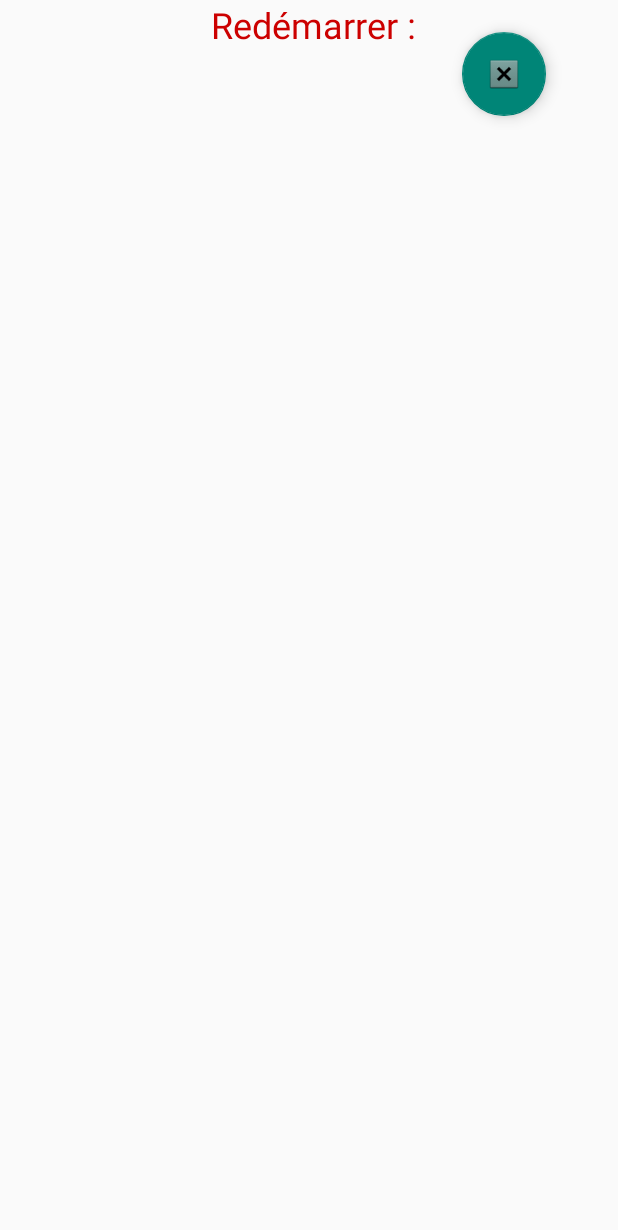
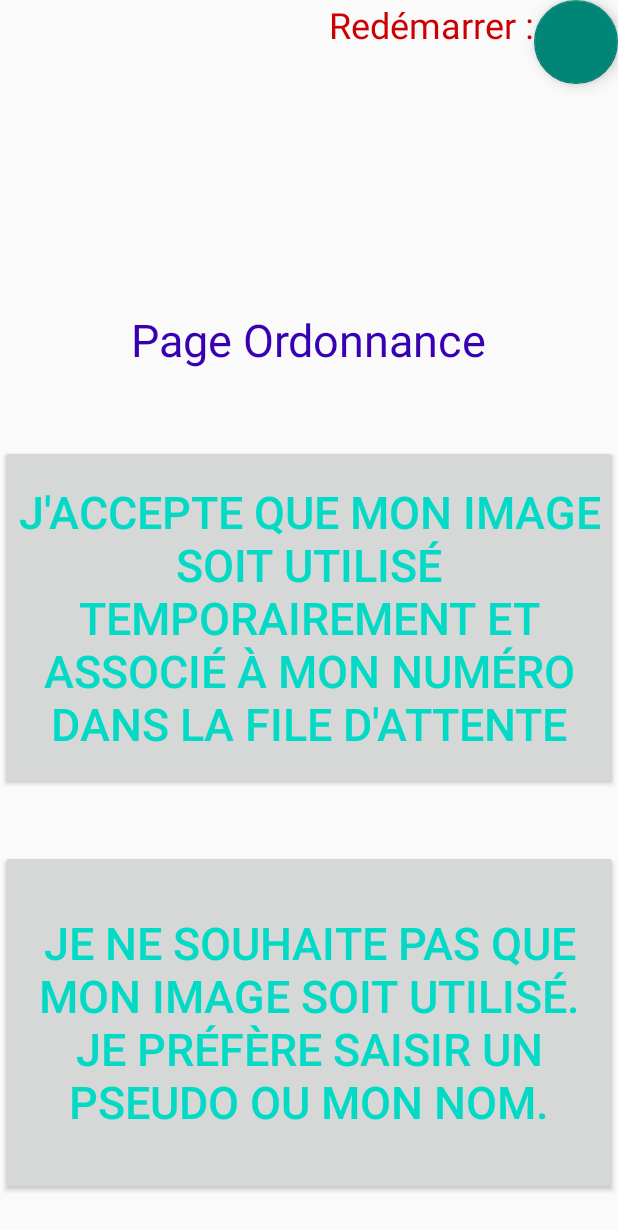
Before and after one commit to Dakusy/File-D-attente-Android-Kotlin, an Android app: the Ordonnance screen opened directly, with no data from a screen before it, on a phone screen of 412 x 824 dp. Shown: the top 1230 px of the screen. Run offline under Robolectric (Android 15) with nearby library versions, the phone set to English and light mode, and no system bars.

Commit message:
update Layout to Relative for all layouts.

```diff
--- a/app/src/main/res/layout-land/activity_ordonnance.xml
+++ b/app/src/main/res/layout-land/activity_ordonnance.xml
@@ -1,96 +1,58 @@
 <?xml version="1.0" encoding="utf-8"?>
-<androidx.constraintlayout.widget.ConstraintLayout xmlns:android="http://schemas.android.com/apk/res/android"
-    xmlns:app="http://schemas.android.com/apk/res-auto"
-    xmlns:tools="http://schemas.android.com/tools"
-    android:layout_width="match_parent"
-    android:layout_height="match_parent"
-    tools:context=".Conseil">
+<RelativeLayout xmlns:android="http://schemas.android.com/apk/res/android"
+    android:layout_width="match_parent" android:layout_height="match_parent">
 
     <Button
         android:id="@+id/button4"
         android:layout_width="600dp"
         android:layout_height="230dp"
-        android:layout_marginStart="340dp"
-        android:layout_marginLeft="340dp"
-        android:layout_marginTop="61dp"
-        android:layout_marginEnd="340dp"
-        android:layout_marginRight="340dp"
-        android:layout_marginBottom="26dp"
+        android:layout_centerInParent="true"
+        android:layout_marginBottom="20dp"
         android:onClick="picture_ordonnance"
         android:text="@string/j_accepte_que_mon_image_soit_utilis_temporairement_et_associ_mon_num_ro_dans_la_file_d_attente"
         android:textColor="@color/colorAccent"
-        android:textSize="30sp"
-        app:layout_constraintBottom_toTopOf="@+id/button5"
-        app:layout_constraintEnd_toEndOf="parent"
-        app:layout_constraintStart_toStartOf="parent"
-        app:layout_constraintTop_toBottomOf="@+id/textView4" />
+        android:textSize="30sp" />
 
     <Button
         android:id="@+id/button5"
         android:layout_width="600dp"
         android:layout_height="230dp"
-        android:layout_marginStart="340dp"
-        android:layout_marginLeft="340dp"
-        android:layout_marginTop="26dp"
-        android:layout_marginEnd="340dp"
-        android:layout_marginRight="340dp"
-        android:layout_marginBottom="62dp"
+        android:layout_below="@id/button4"
+        android:layout_centerHorizontal="true"
+        android:layout_marginTop="20dp"
         android:onClick="nom_ordonnance"
         android:text="@string/je_ne_souhaite_pas_que_mon_image_soit_utilis_je_pr_f_re_saisir_un_pseudo_ou_mon_nom"
         android:textColor="@color/colorAccent"
-        android:textSize="30sp"
-        app:layout_constraintBottom_toBottomOf="parent"
-        app:layout_constraintEnd_toEndOf="parent"
-        app:layout_constraintStart_toStartOf="parent"
-        app:layout_constraintTop_toBottomOf="@+id/button4" />
+        android:textSize="30sp" />
 
     <TextView
         android:id="@+id/restart2"
-        android:layout_width="147dp"
-        android:layout_height="42dp"
-        android:layout_marginEnd="20dp"
-        android:layout_marginRight="20dp"
+        android:layout_width="wrap_content"
+        android:layout_height="wrap_content"
+        android:layout_toLeftOf="@id/restart_button"
         android:text="@string/red_marrer"
         android:textColor="@android:color/holo_red_dark"
-        android:textSize="24sp"
-        app:layout_constraintEnd_toStartOf="@+id/restart_button2"
-        tools:layout_editor_absoluteY="21dp" />
+        android:textSize="24sp" />
+
+    <com.google.android.material.floatingactionbutton.FloatingActionButton
+        android:id="@+id/restart_button"
+        android:layout_width="wrap_content"
+        android:layout_height="wrap_content"
+        android:layout_marginLeft="0dp"
+        android:clickable="true"
+        android:layout_alignParentRight="true"
+        android:onClick="Back" />
 
     <TextView
         android:id="@+id/textView4"
         android:layout_width="wrap_content"
         android:layout_height="wrap_content"
-        android:layout_marginStart="473dp"
-        android:layout_marginLeft="473dp"
-        android:layout_marginTop="150dp"
-        android:layout_marginEnd="473dp"
-        android:layout_marginRight="473dp"
-        android:layout_marginBottom="74dp"
         android:text="@string/page_ordonnance"
+        android:layout_marginBottom="50dp"
+        android:layout_centerHorizontal="true"
+        android:layout_above="@id/button4"
         android:textAppearance="@style/TextAppearance.AppCompat.Large"
         android:textColor="@color/colorPrimaryDark"
-        android:textSize="30sp"
-        app:layout_constraintBottom_toTopOf="@+id/button1"
-        app:layout_constraintEnd_toEndOf="parent"
-        app:layout_constraintStart_toStartOf="parent"
-        app:layout_constraintTop_toTopOf="parent" />
+        android:textSize="30sp" />
 
-    <com.google.android.material.floatingactionbutton.FloatingActionButton
-        android:id="@+id/restart_button2"
-        android:layout_width="wrap_content"
-        android:layout_height="wrap_content"
-        android:layout_marginStart="64dp"
-        android:layout_marginLeft="64dp"
-        android:layout_marginTop="21dp"
-        android:layout_marginEnd="48dp"
-        android:layout_marginRight="48dp"
-        android:layout_marginBottom="723dp"
-        android:clickable="true"
-        android:onClick="Back"
-        app:layout_constraintBottom_toBottomOf="parent"
-        app:layout_constraintEnd_toEndOf="parent"
-        app:layout_constraintStart_toEndOf="@+id/restart"
-        app:layout_constraintTop_toTopOf="parent"
-        app:layout_constraintVertical_bias="0.0"
-        app:srcCompat="@android:drawable/btn_dialog" />
-</androidx.constraintlayout.widget.ConstraintLayout>
+</RelativeLayout>
--- a/app/src/main/res/layout/activity_ordonnance.xml
+++ b/app/src/main/res/layout/activity_ordonnance.xml
@@ -1,98 +1,58 @@
 <?xml version="1.0" encoding="utf-8"?>
-<androidx.constraintlayout.widget.ConstraintLayout xmlns:android="http://schemas.android.com/apk/res/android"
-    xmlns:app="http://schemas.android.com/apk/res-auto"
-    xmlns:tools="http://schemas.android.com/tools"
-    android:layout_width="match_parent"
-    android:layout_height="match_parent"
-    tools:context=".Ordonnance">
+<RelativeLayout xmlns:android="http://schemas.android.com/apk/res/android"
+    android:layout_width="match_parent" android:layout_height="match_parent">
+
+    <Button
+        android:id="@+id/button4"
+        android:layout_width="600dp"
+        android:layout_height="230dp"
+        android:layout_centerInParent="true"
+        android:layout_marginBottom="20dp"
+        android:onClick="picture_ordonnance"
+        android:text="@string/j_accepte_que_mon_image_soit_utilis_temporairement_et_associ_mon_num_ro_dans_la_file_d_attente"
+        android:textColor="@color/colorAccent"
+        android:textSize="30sp" />
+
+    <Button
+        android:id="@+id/button5"
+        android:layout_width="600dp"
+        android:layout_height="230dp"
+        android:layout_below="@id/button4"
+        android:layout_centerHorizontal="true"
+        android:layout_marginTop="20dp"
+        android:onClick="nom_ordonnance"
+        android:text="@string/je_ne_souhaite_pas_que_mon_image_soit_utilis_je_pr_f_re_saisir_un_pseudo_ou_mon_nom"
+        android:textColor="@color/colorAccent"
+        android:textSize="30sp" />
 
     <TextView
-        android:id="@+id/restart3"
-        android:layout_width="147dp"
-        android:layout_height="42dp"
-        android:layout_marginEnd="20dp"
-        android:layout_marginRight="20dp"
+        android:id="@+id/restart2"
+        android:layout_width="wrap_content"
+        android:layout_height="wrap_content"
+        android:layout_toLeftOf="@id/restart_button"
         android:text="@string/red_marrer"
         android:textColor="@android:color/holo_red_dark"
-        android:textSize="24sp"
-        app:layout_constraintEnd_toStartOf="@+id/restart_button"
-        tools:layout_editor_absoluteY="21dp"
-        tools:ignore="MissingConstraints" />
+        android:textSize="24sp" />
 
     <com.google.android.material.floatingactionbutton.FloatingActionButton
         android:id="@+id/restart_button"
         android:layout_width="wrap_content"
         android:layout_height="wrap_content"
-        android:layout_marginStart="64dp"
-        android:layout_marginLeft="64dp"
-        android:layout_marginTop="21dp"
-        android:layout_marginEnd="48dp"
-        android:layout_marginRight="48dp"
-        android:layout_marginBottom="723dp"
+        android:layout_marginLeft="0dp"
         android:clickable="true"
-        android:onClick="Back"
-        app:layout_constraintBottom_toBottomOf="parent"
-        app:layout_constraintEnd_toEndOf="parent"
-        app:layout_constraintStart_toEndOf="@+id/restart"
-        app:layout_constraintTop_toTopOf="parent"
-        app:layout_constraintVertical_bias="0.0"
-        app:srcCompat="@android:drawable/btn_dialog" />
-
-    <Button
-        android:id="@+id/button"
-        android:layout_width="600dp"
-        android:layout_height="230dp"
-        android:layout_marginStart="340dp"
-        android:layout_marginLeft="340dp"
-        android:layout_marginTop="26dp"
-        android:layout_marginEnd="340dp"
-        android:layout_marginRight="340dp"
-        android:layout_marginBottom="62dp"
-        android:onClick="nom_ordonnance"
-        android:text="@string/je_ne_souhaite_pas_que_mon_image_soit_utilis_je_pr_f_re_saisir_un_pseudo_ou_mon_nom"
-        android:textColor="@color/colorAccent"
-        android:textSize="30sp"
-        app:layout_constraintBottom_toBottomOf="parent"
-        app:layout_constraintEnd_toEndOf="parent"
-        app:layout_constraintStart_toStartOf="parent"
-        app:layout_constraintTop_toBottomOf="@+id/button3" />
-
-    <Button
-        android:id="@+id/button3"
-        android:layout_width="600dp"
-        android:layout_height="230dp"
-        android:layout_marginStart="340dp"
-        android:layout_marginLeft="340dp"
-        android:layout_marginTop="61dp"
-        android:layout_marginEnd="340dp"
-        android:layout_marginRight="340dp"
-        android:layout_marginBottom="26dp"
-        android:onClick="picture_ordonnance"
-        android:text="@string/j_accepte_que_mon_image_soit_utilis_temporairement_et_associ_mon_num_ro_dans_la_file_d_attente"
-        android:textColor="@color/colorAccent"
-        android:textSize="30sp"
-        app:layout_constraintBottom_toTopOf="@+id/button"
-        app:layout_constraintEnd_toEndOf="parent"
-        app:layout_constraintStart_toStartOf="parent"
-        app:layout_constraintTop_toBottomOf="@+id/textView3" />
+        android:layout_alignParentRight="true"
+        android:onClick="Back" />
 
     <TextView
-        android:id="@+id/textView3"
+        android:id="@+id/textView4"
         android:layout_width="wrap_content"
         android:layout_height="wrap_content"
-        android:layout_marginStart="473dp"
-        android:layout_marginLeft="473dp"
-        android:layout_marginTop="150dp"
-        android:layout_marginEnd="473dp"
-        android:layout_marginRight="473dp"
-        android:layout_marginBottom="74dp"
         android:text="@string/page_ordonnance"
+        android:layout_marginBottom="50dp"
+        android:layout_centerHorizontal="true"
+        android:layout_above="@id/button4"
         android:textAppearance="@style/TextAppearance.AppCompat.Large"
         android:textColor="@color/colorPrimaryDark"
-        android:textSize="30sp"
-        app:layout_constraintBottom_toTopOf="@+id/button1"
-        app:layout_constraintEnd_toEndOf="parent"
-        app:layout_constraintStart_toStartOf="parent"
-        app:layout_constraintTop_toTopOf="parent" />
+        android:textSize="30sp" />
 
-</androidx.constraintlayout.widget.ConstraintLayout>
+</RelativeLayout>
```
Also changed, not shown: app/src/main/res/layout-land/activity_conseil.xml (+27 -65 lines), app/src/main/res/layout-land/activity_nom__conseil.xml (+3 -7 lines), app/src/main/res/layout-land/activity_nom__ordonnance.xml (+3 -14 lines), app/src/main/res/layout-land/activity_picture__ordonnance.xml (+3 -14 lines), app/src/main/res/layout/activity_conseil.xml (+29 -41 lines), app/src/main/res/layout/activity_nom__conseil.xml (+3 -7 lines), app/src/main/res/layout/activity_nom__ordonnance.xml (+3 -14 lines), app/src/main/res/layout/activity_picture__ordonnance.xml (+3 -14 lines).
